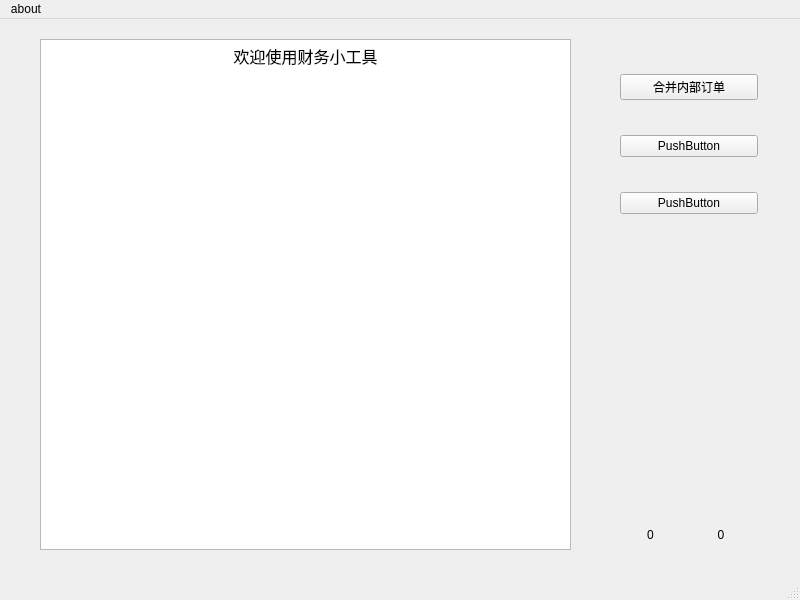
First picture: the form in financial.ui, repository chenzhipeng-hqu/python, before the edit.
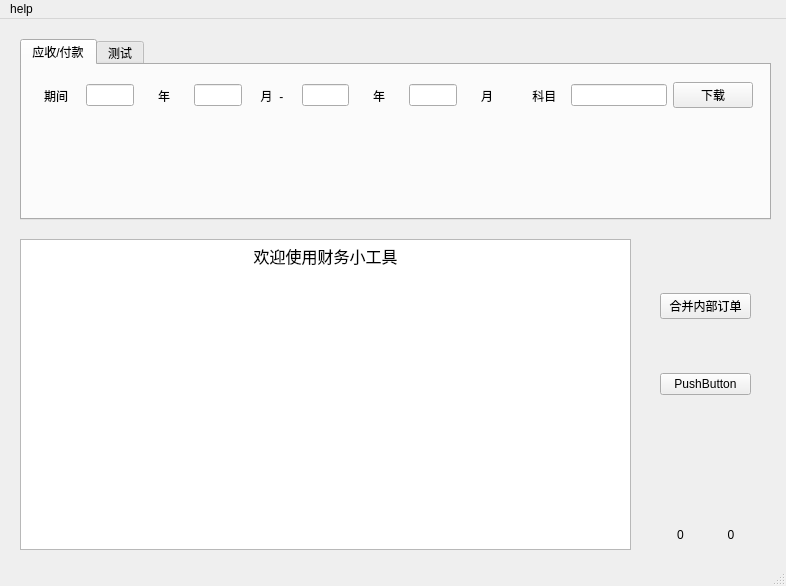
Second picture: the form after the edit.

Commit message:
[feature][Financial][ui] add ui
[what]
[why]null
[how]null

Patch:
```diff
--- a/financial.ui
+++ b/financial.ui
@@ -6,8 +6,8 @@
    <rect>
     <x>0</x>
     <y>0</y>
-    <width>800</width>
-    <height>600</height>
+    <width>786</width>
+    <height>586</height>
    </rect>
   </property>
   <property name="windowTitle">
@@ -17,13 +17,13 @@
    <widget class="QWidget" name="verticalLayoutWidget">
     <property name="geometry">
      <rect>
-      <x>610</x>
-      <y>20</y>
-      <width>158</width>
+      <x>650</x>
+      <y>220</y>
+      <width>111</width>
       <height>211</height>
      </rect>
     </property>
-    <layout class="QVBoxLayout" name="verticalLayout" stretch="10,10,10">
+    <layout class="QVBoxLayout" name="verticalLayout" stretch="0,10">
      <property name="spacing">
       <number>10</number>
      </property>
@@ -56,22 +56,15 @@
        </property>
       </widget>
      </item>
-     <item>
-      <widget class="QPushButton" name="pushButton_4">
-       <property name="text">
-        <string>PushButton</string>
-       </property>
-      </widget>
-     </item>
     </layout>
    </widget>
    <widget class="QTextBrowser" name="textBrowser">
     <property name="geometry">
      <rect>
-      <x>40</x>
-      <y>20</y>
-      <width>531</width>
-      <height>511</height>
+      <x>20</x>
+      <y>220</y>
+      <width>611</width>
+      <height>311</height>
      </rect>
     </property>
     <property name="html">
@@ -83,16 +76,16 @@
 &lt;p style=&quot;-qt-paragraph-type:empty; margin-top:0px; margin-bottom:0px; margin-left:0px; margin-right:0px; -qt-block-indent:0; text-indent:0px; font-size:12pt;&quot;&gt;&lt;br /&gt;&lt;/p&gt;&lt;/body&gt;&lt;/html&gt;</string>
     </property>
    </widget>
-   <widget class="QWidget" name="">
+   <widget class="QWidget" name="layoutWidget">
     <property name="geometry">
      <rect>
-      <x>610</x>
+      <x>650</x>
       <y>500</y>
-      <width>151</width>
-      <height>32</height>
+      <width>111</width>
+      <height>31</height>
      </rect>
     </property>
-    <layout class="QHBoxLayout" name="horizontalLayout" stretch="10,10">
+    <layout class="QHBoxLayout" name="mouse_horizontalLayout" stretch="10,10">
      <property name="spacing">
       <number>10</number>
      </property>
@@ -133,25 +126,182 @@
      </item>
     </layout>
    </widget>
+   <widget class="QTabWidget" name="tabWidget">
+    <property name="geometry">
+     <rect>
+      <x>20</x>
+      <y>20</y>
+      <width>751</width>
+      <height>181</height>
+     </rect>
+    </property>
+    <property name="currentIndex">
+     <number>0</number>
+    </property>
+    <widget class="QWidget" name="payables_tab">
+     <attribute name="title">
+      <string>应收/付款</string>
+     </attribute>
+     <widget class="QWidget" name="horizontalLayoutWidget">
+      <property name="geometry">
+       <rect>
+        <x>0</x>
+        <y>10</y>
+        <width>741</width>
+        <height>41</height>
+       </rect>
+      </property>
+      <layout class="QHBoxLayout" name="payables_horizontalLayout" stretch="1,1,1,1,1,1,1,1,1,1,2,1">
+       <property name="spacing">
+        <number>6</number>
+       </property>
+       <property name="leftMargin">
+        <number>10</number>
+       </property>
+       <property name="topMargin">
+        <number>5</number>
+       </property>
+       <property name="rightMargin">
+        <number>10</number>
+       </property>
+       <property name="bottomMargin">
+        <number>5</number>
+       </property>
+       <item>
+        <widget class="QLabel" name="time_label">
+         <property name="layoutDirection">
+          <enum>Qt::LeftToRight</enum>
+         </property>
+         <property name="text">
+          <string>期间</string>
+         </property>
+         <property name="alignment">
+          <set>Qt::AlignCenter</set>
+         </property>
+        </widget>
+       </item>
+       <item>
+        <widget class="QLineEdit" name="s_year_lineEdit"/>
+       </item>
+       <item>
+        <widget class="QLabel" name="s_year_label">
+         <property name="layoutDirection">
+          <enum>Qt::LeftToRight</enum>
+         </property>
+         <property name="text">
+          <string>年</string>
+         </property>
+         <property name="alignment">
+          <set>Qt::AlignCenter</set>
+         </property>
+        </widget>
+       </item>
+       <item>
+        <widget class="QLineEdit" name="s_month_lineEdit"/>
+       </item>
+       <item>
+        <widget class="QLabel" name="s_month_label">
+         <property name="layoutDirection">
+          <enum>Qt::LeftToRight</enum>
+         </property>
+         <property name="text">
+          <string>月  -</string>
+         </property>
+         <property name="alignment">
+          <set>Qt::AlignCenter</set>
+         </property>
+        </widget>
+       </item>
+       <item>
+        <widget class="QLineEdit" name="e_year_lineEdit"/>
+       </item>
+       <item>
+        <widget class="QLabel" name="e_year_label">
+         <property name="layoutDirection">
+          <enum>Qt::LeftToRight</enum>
+         </property>
+         <property name="text">
+          <string>年</string>
+         </property>
+         <property name="alignment">
+          <set>Qt::AlignCenter</set>
+         </property>
+        </widget>
+       </item>
+       <item>
+        <widget class="QLineEdit" name="e_month_lineEdit"/>
+       </item>
+       <item>
+        <widget class="QLabel" name="e_month_label">
+         <property name="layoutDirection">
+          <enum>Qt::LeftToRight</enum>
+         </property>
+         <property name="text">
+          <string>月</string>
+         </property>
+         <property name="alignment">
+          <set>Qt::AlignCenter</set>
+         </property>
+        </widget>
+       </item>
+       <item>
+        <widget class="QLabel" name="object_label">
+         <property name="layoutDirection">
+          <enum>Qt::LeftToRight</enum>
+         </property>
+         <property name="text">
+          <string>  科目</string>
+         </property>
+         <property name="alignment">
+          <set>Qt::AlignCenter</set>
+         </property>
+        </widget>
+       </item>
+       <item>
+        <widget class="QLineEdit" name="object_lineEdit"/>
+       </item>
+       <item>
+        <widget class="QPushButton" name="download_payables_pushButton">
+         <property name="text">
+          <string>下载</string>
+         </property>
+        </widget>
+       </item>
+      </layout>
+     </widget>
+    </widget>
+    <widget class="QWidget" name="test_tab">
+     <attribute name="title">
+      <string>测试</string>
+     </attribute>
+    </widget>
+   </widget>
   </widget>
   <widget class="QMenuBar" name="menubar">
    <property name="geometry">
     <rect>
      <x>0</x>
      <y>0</y>
-     <width>800</width>
+     <width>786</width>
      <height>23</height>
     </rect>
    </property>
    <widget class="QMenu" name="menu">
     <property name="title">
-     <string>about</string>
+     <string>help</string>
     </property>
     <addaction name="actionauthor"/>
    </widget>
    <addaction name="menu"/>
   </widget>
-  <widget class="QStatusBar" name="statusbar"/>
+  <widget class="QStatusBar" name="statusbar">
+   <property name="font">
+    <font>
+     <family>楷体</family>
+     <pointsize>14</pointsize>
+    </font>
+   </property>
+  </widget>
   <action name="actionauthor">
    <property name="text">
     <string>author</string>
```
Left out of the diff: 6 changed lines with no effect on the pictures. The commit also changes 1 other file.
